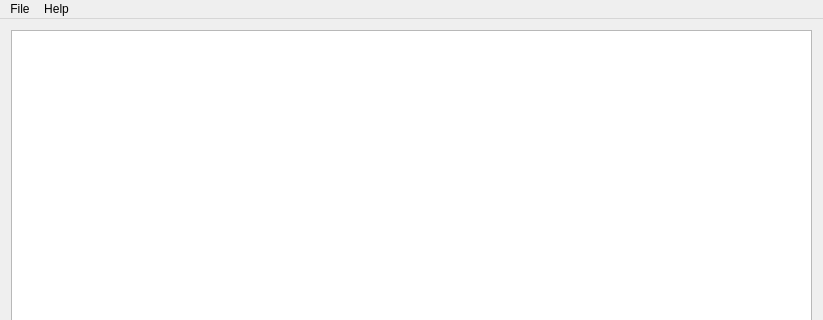
Before: the Qt Designer form MainWindow.ui in Timmmm/robocut, drawn with Qt 5; both pictures show x 0 to 823 and y 0 to 320 of the 823 by 753 pixel window.
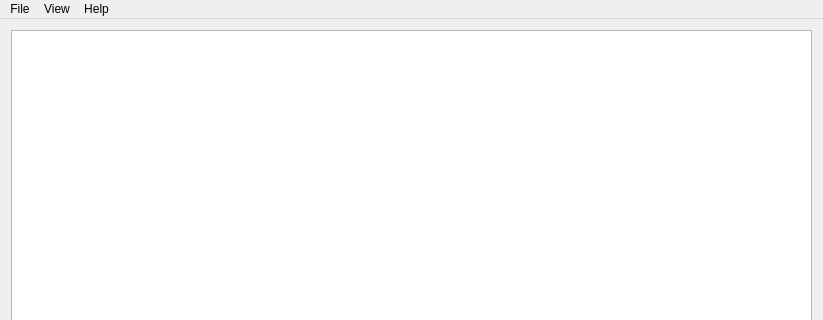
After: the same form once the commit is applied.

Commit message:
Cleanup, added animation, dialogs, view transformations.
Pretty decent state now. Just needs tweaks, robustification, and moving
the cutting into a different thread (oh and changing A4 to the maximum
allowed maybe).

```diff
--- a/MainWindow.ui
+++ b/MainWindow.ui
@@ -51,8 +51,19 @@
     </property>
     <addaction name="actionAbout"/>
     <addaction name="actionManual"/>
+    <addaction name="actionAbout"/>
+   </widget>
+   <widget class="QMenu" name="menuView">
+    <property name="title">
+     <string>View</string>
+    </property>
+    <addaction name="actionAnimate"/>
+    <addaction name="actionReset"/>
+    <addaction name="actionZoom_In"/>
+    <addaction name="actionZoom_Out"/>
    </widget>
    <addaction name="menuFile"/>
+   <addaction name="menuView"/>
    <addaction name="menuHelp"/>
   </widget>
   <action name="actionAbout">
```
Left out of the diff: 55 changed lines with no effect on the pictures. The commit also changes 12 other files.
